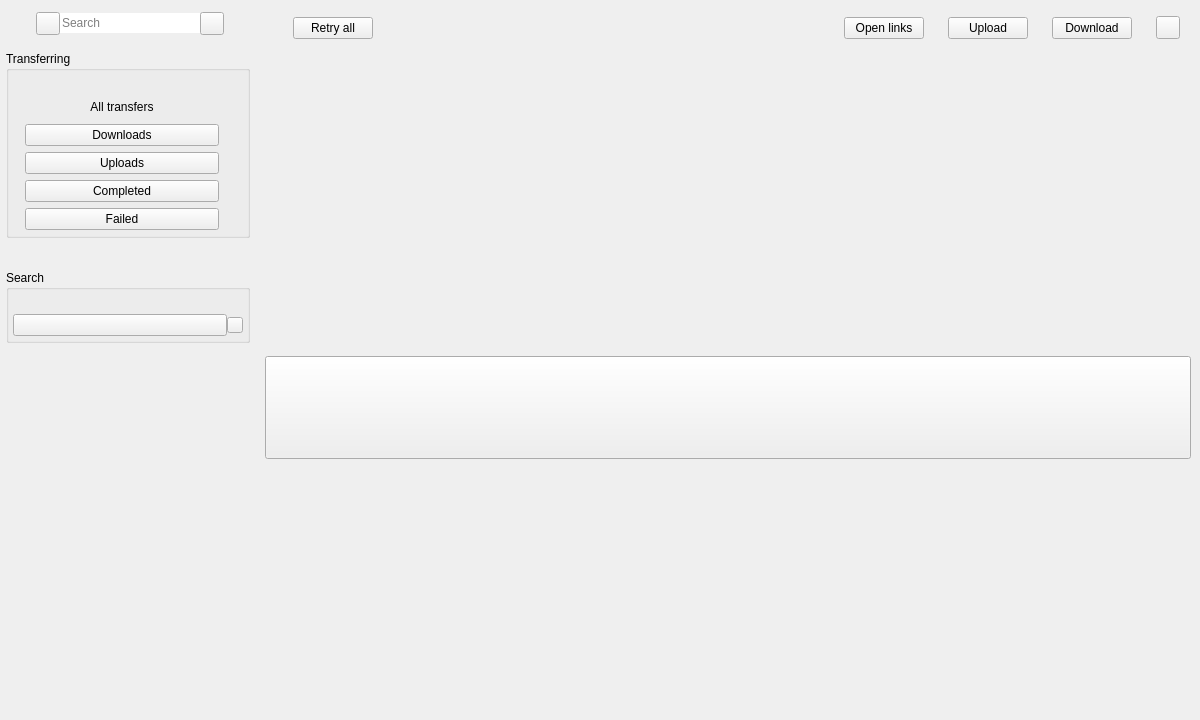
meganz/MEGAsync, file src/MEGASync/transfers/gui/ui/TransferManager.ui: the form before one commit.
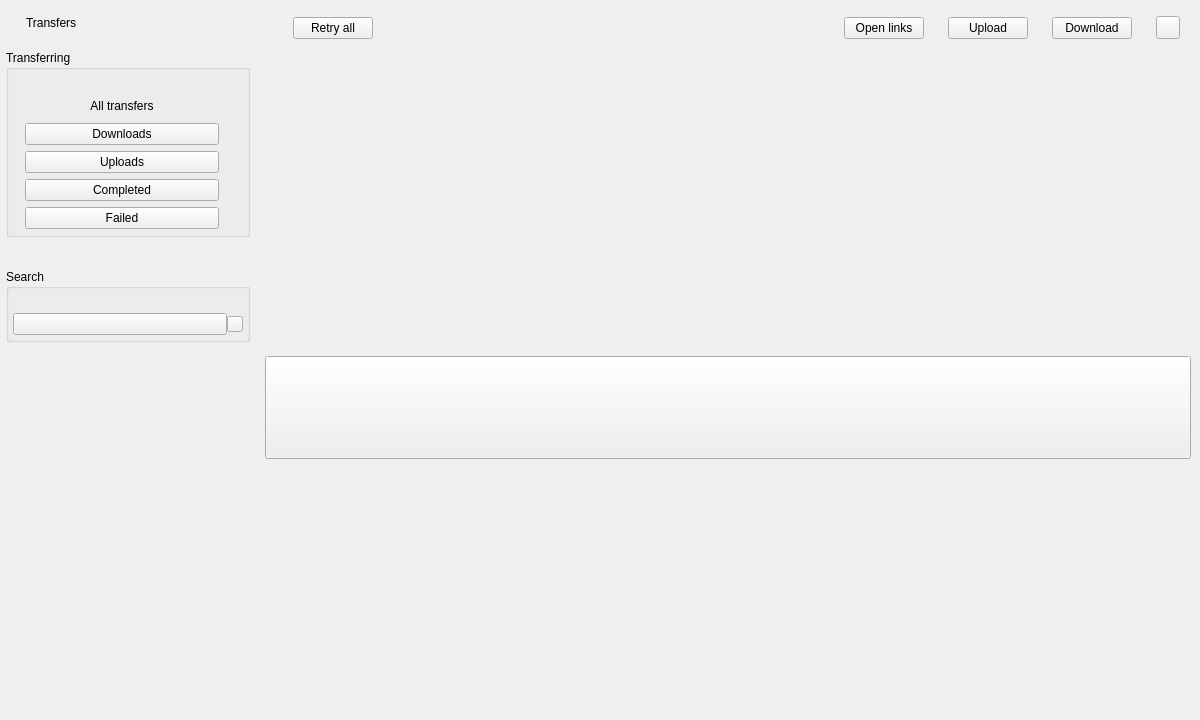
The form after the commit. The open tabs and pages were chosen to show the change. Icons and pictures are not drawn. Custom widgets are drawn as their Qt base class.

Commit message: Added new SearchLineEdit Fixed minor errors

Patch:
```diff
--- a/src/MEGASync/transfers/gui/ui/TransferManager.ui
+++ b/src/MEGASync/transfers/gui/ui/TransferManager.ui
@@ -421,29 +421,29 @@
           <number>0</number>
          </property>
          <item>
+          <widget class="QWidget" name="TopHeader" native="true">
+           <property name="focusPolicy">
+            <enum>Qt::StrongFocus</enum>
+           </property>
           <layout class="QHBoxLayout" name="horizontalLayout_3">
            <property name="spacing">
-            <number>0</number>
+             <number>8</number>
            </property>
            <property name="leftMargin">
             <number>20</number>
            </property>
+            <property name="topMargin">
+             <number>0</number>
+            </property>
            <property name="rightMargin">
             <number>16</number>
            </property>
+            <property name="bottomMargin">
+             <number>0</number>
+            </property>
            <item>
-            <widget class="QStackedWidget" name="wTitleAndSearch">
-             <property name="sizePolicy">
-              <sizepolicy hsizetype="Preferred" vsizetype="Fixed">
-               <horstretch>0</horstretch>
-               <verstretch>0</verstretch>
-              </sizepolicy>
-             </property>
-             <property name="currentIndex">
-              <number>0</number>
-             </property>
-             <widget class="QWidget" name="pTransfers">
-              <layout class="QHBoxLayout" name="pTransfersLayout">
+             <widget class="QWidget" name="pTransfers" native="true">
+              <layout class="QHBoxLayout" name="horizontalLayout_4">
                <property name="spacing">
                 <number>4</number>
                </property>
@@ -479,7 +479,7 @@
                  </property>
                  <property name="sizeHint" stdset="0">
                   <size>
-                   <width>40</width>
+                   <width>88</width>
                    <height>20</height>
                   </size>
                  </property>
@@ -555,64 +555,22 @@
                </item>
               </layout>
              </widget>
-             <widget class="QWidget" name="pSearch">
-              <layout class="QHBoxLayout" name="pSearchLayout" stretch="0,0,0">
-               <property name="spacing">
-                <number>0</number>
-               </property>
-               <property name="leftMargin">
-                <number>10</number>
-               </property>
-               <property name="topMargin">
-                <number>0</number>
-               </property>
-               <property name="rightMargin">
-                <number>10</number>
-               </property>
-               <property name="bottomMargin">
-                <number>0</number>
-               </property>
-               <item>
-                <widget class="QToolButton" name="tSearchIcon">
-                 <property name="sizePolicy">
-                  <sizepolicy hsizetype="Fixed" vsizetype="Fixed">
-                   <horstretch>0</horstretch>
-                   <verstretch>0</verstretch>
-                  </sizepolicy>
-                 </property>
-                </widget>
                </item>
                <item>
-                <widget class="QLineEdit" name="leSearchField">
+             <widget class="SearchLineEdit" name="leSearch">
                  <property name="sizePolicy">
-                  <sizepolicy hsizetype="Preferred" vsizetype="Fixed">
+               <sizepolicy hsizetype="Expanding" vsizetype="Preferred">
                    <horstretch>0</horstretch>
                    <verstretch>0</verstretch>
                   </sizepolicy>
                  </property>
-                 <property name="text">
-                  <string notr="true"/>
-                 </property>
-                 <property name="frame">
-                  <bool>false</bool>
-                 </property>
-                 <property name="placeholderText">
-                  <string>Search</string>
-                 </property>
-                </widget>
-               </item>
-               <item>
-                <widget class="QToolButton" name="tSearchCancel">
-                 <property name="cursor">
-                  <cursorShape>PointingHandCursor</cursorShape>
-                 </property>
-                </widget>
-               </item>
-              </layout>
-             </widget>
-            </widget>
-           </item>
-          </layout>
+              <property name="focusPolicy">
+               <enum>Qt::ClickFocus</enum>
+              </property>
+             </widget>
+            </item>
+           </layout>
+          </widget>
          </item>
          <item>
           <widget class="QGroupBox" name="wTransferring">
@@ -2516,6 +2474,12 @@
    <header location="global">StatusInfo.h</header>
    <container>1</container>
   </customwidget>
+  <customwidget>
+   <class>SearchLineEdit</class>
+   <extends>QFrame</extends>
+   <header>SearchLineEdit.h</header>
+   <container>1</container>
+  </customwidget>
  </customwidgets>
  <tabstops>
   <tabstop>bPause</tabstop>
```
Left out of the diff: 58 changed lines with no effect on the pictures. Lines whose indentation alone changed are shown as unchanged. The commit also changes 5 other files.
